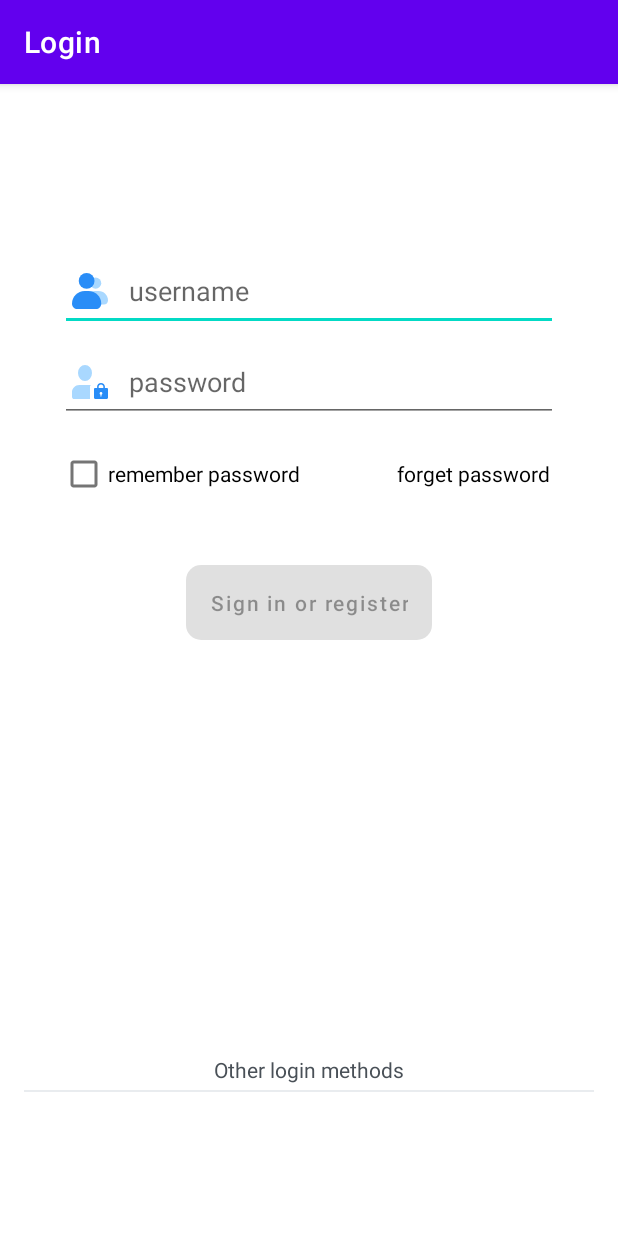
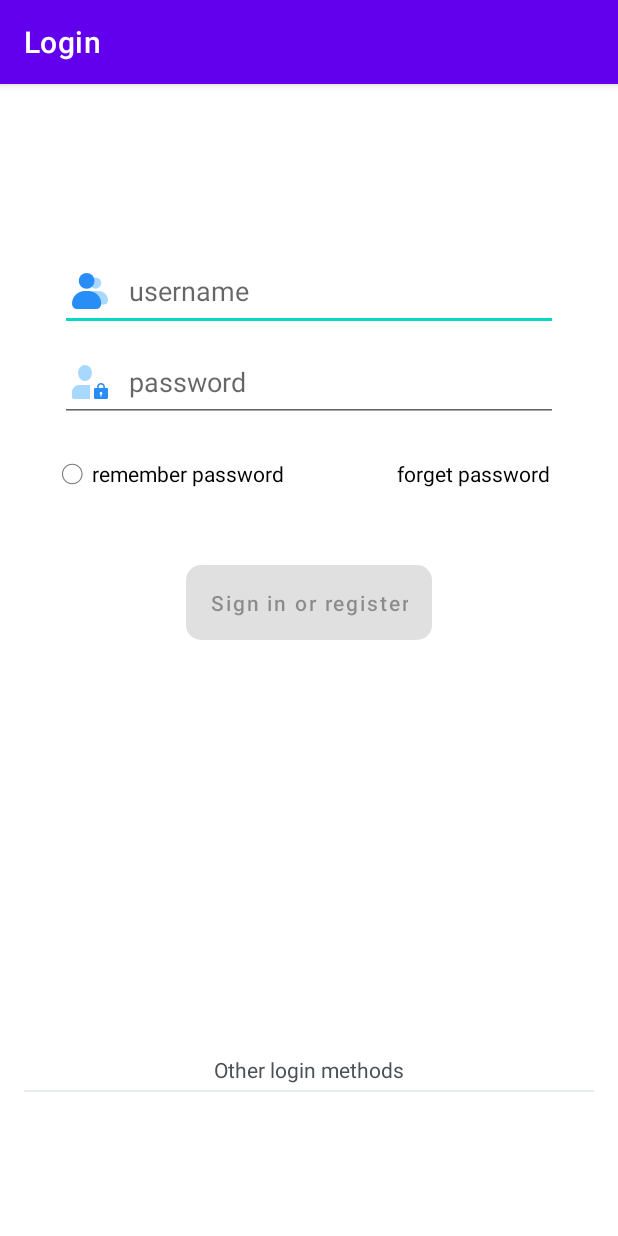
Before and after one commit to siryul/Health-Analyzer, an Android app: the screen it shows after launch (LoginActivity), on a phone screen of 412 x 824 dp. Run offline under Robolectric (Android 15) with nearby library versions, the phone set to English and light mode, and no system bars.

Commit message:
改变 checkbox 样式

```diff
--- /dev/null
+++ b/app/src/main/res/drawable/custom_checkbox_selector.xml
@@ -0,0 +1,5 @@
+<?xml version="1.0" encoding="utf-8"?>
+<selector xmlns:android="http://schemas.android.com/apk/res/android">
+    <item android:drawable="@drawable/ic_chose_16" android:state_checked="true" />
+    <item android:drawable="@drawable/ic_chose_nomal_16" />
+</selector>
--- /dev/null
+++ b/app/src/main/res/drawable/ic_chose_16.xml
@@ -0,0 +1,12 @@
+<vector xmlns:android="http://schemas.android.com/apk/res/android"
+    android:width="16dp"
+    android:height="16dp"
+    android:viewportWidth="1024"
+    android:viewportHeight="1024">
+  <path
+      android:pathData="M512,1024C229.7,1024 0,794.3 0,512S229.7,0 512,0s512,229.7 512,512 -229.7,512 -512,512zM512,71.4C269.1,71.4 71.4,269 71.4,512S269,952.6 512,952.6 952.6,755 952.6,512 754.9,71.4 512,71.4z"
+      android:fillColor="#1296db"/>
+  <path
+      android:pathData="M440.6,753L201,513.4c-14,-13.9 -14,-36.6 0,-50.5 14,-14 36.6,-14 50.5,0L440.6,652l332,-332c14,-14 36.6,-14 50.5,0 14,13.9 14,36.6 0,50.5L440.6,753z"
+      android:fillColor="#1296db"/>
+</vector>
--- /dev/null
+++ b/app/src/main/res/drawable/ic_chose_nomal_16.xml
@@ -0,0 +1,9 @@
+<vector xmlns:android="http://schemas.android.com/apk/res/android"
+    android:width="16dp"
+    android:height="16dp"
+    android:viewportWidth="1024"
+    android:viewportHeight="1024">
+  <path
+      android:pathData="M524.04,951.08c-242.11,0 -439.08,-196.97 -439.08,-439.07 0,-242.11 196.97,-439.08 439.08,-439.08s439.08,196.97 439.08,439.08C963.12,754.11 766.15,951.08 524.04,951.08zM524.04,117.14c-217.73,0 -394.87,177.14 -394.87,394.87 0,217.73 177.14,394.86 394.87,394.86 217.73,0 394.87,-177.14 394.87,-394.86C918.91,294.27 741.77,117.14 524.04,117.14z"
+      android:fillColor="#1296db"/>
+</vector>
--- a/app/src/main/res/layout/activity_login.xml
+++ b/app/src/main/res/layout/activity_login.xml
@@ -65,8 +65,9 @@
             android:id="@+id/rememberPassword"
             android:layout_width="wrap_content"
             android:layout_height="wrap_content"
+            style="@style/CustomCheckBoxTheme"
             android:layout_gravity="left"
-
+            android:paddingLeft="5dp"
             android:text="@string/remember_password" />
 
         <TextView
@@ -142,5 +143,9 @@
         app:layout_constraintBottom_toBottomOf="parent"
         tools:ignore="MissingConstraints" />
 
+    <!--其他登录方式列表-->
+    <!--qq，微信，电话-->
+
+
 
 </androidx.constraintlayout.widget.ConstraintLayout>
--- a/app/src/main/res/values/themes.xml
+++ b/app/src/main/res/values/themes.xml
@@ -13,4 +13,10 @@
         <item name="android:statusBarColor" tools:targetApi="l">?attr/colorPrimaryVariant</item>
         <!-- Customize your theme here. -->
     </style>
+
+    <!--自定义 checkbox 样式-->
+    <style name="CustomCheckBoxTheme" parent="@android:style/Widget.CompoundButton.CheckBox">
+        <item name="android:button">@drawable/custom_checkbox_selector</item>
+
+    </style>
 </resources>
```
